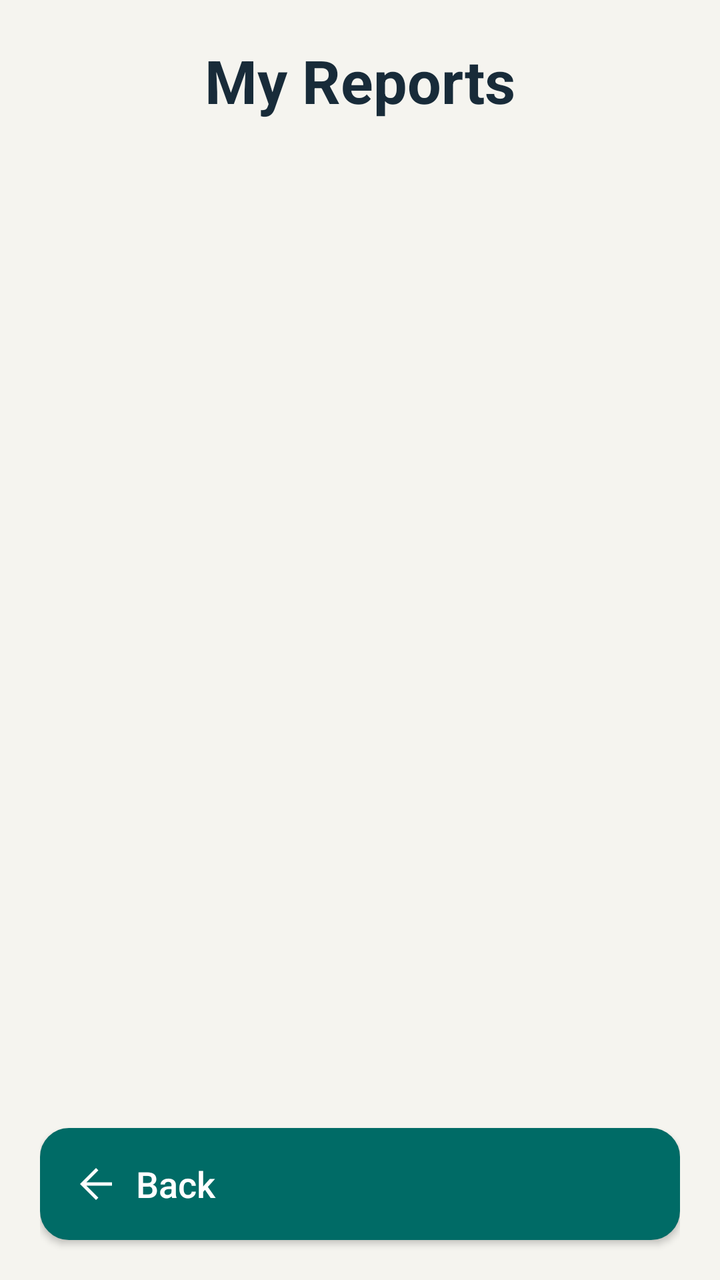
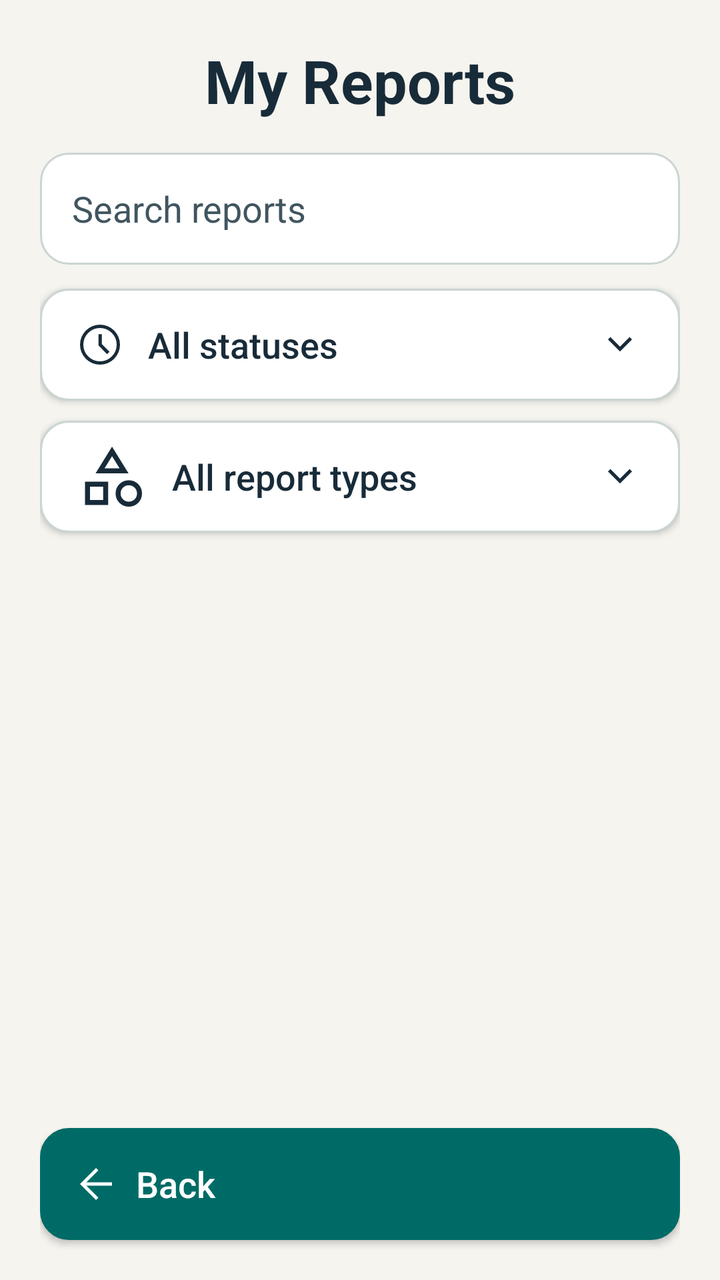

Screens rendered from an Android XML layout before and after an edit, with the pre-edit source and the edit as a unified diff.
<!-- AndroidManifest.xml: application theme Theme.JavaReportingSystem -->
<!-- res/layout/activity_my_reports.xml -->
<?xml version="1.0" encoding="utf-8"?>
<LinearLayout xmlns:android="http://schemas.android.com/apk/res/android"
    xmlns:app="http://schemas.android.com/apk/res-auto"
    android:id="@+id/main"
    android:layout_width="match_parent"
    android:layout_height="match_parent"
    android:background="@color/safety_background"
    android:orientation="vertical"
    android:paddingStart="20dp"
    android:paddingEnd="20dp">

    <TextView
        android:layout_width="match_parent"
        android:layout_height="wrap_content"
        android:layout_marginTop="20dp"
        android:gravity="center"
        android:text="@string/my_reports_title"
        android:textColor="@color/safety_text"
        android:textSize="30sp"
        android:textStyle="bold" />

    <ScrollView
        android:layout_width="match_parent"
        android:layout_height="0dp"
        android:layout_marginTop="20dp"
        android:layout_weight="1"
        android:fillViewport="true">

        <LinearLayout
            android:id="@+id/reportsContainer"
            android:layout_width="match_parent"
            android:layout_height="wrap_content"
            android:orientation="vertical"
            android:paddingBottom="16dp">

            <TextView
                android:id="@+id/tvNoReports"
                android:layout_width="match_parent"
                android:layout_height="wrap_content"
                android:layout_marginTop="32dp"
                android:gravity="center"
                android:text="@string/no_submitted_reports"
                android:textColor="@color/safety_text_secondary"
                android:textSize="18sp"
                android:visibility="gone" />
        </LinearLayout>
    </ScrollView>

    <Button
        android:id="@+id/btnBack"
        android:layout_width="match_parent"
        android:layout_height="56dp"
        android:layout_marginBottom="20dp"
        android:background="@drawable/back_button"
        android:drawableStart="@drawable/ic_ms_arrow_back"
        android:drawableTint="@color/safety_on_action"
        android:drawablePadding="8dp"
        android:gravity="center_vertical|start"
        android:paddingStart="16dp"
        android:paddingEnd="16dp"
        android:text="@string/back"
        android:textAllCaps="false"
        android:textColor="@color/safety_on_action"
        android:textSize="18sp"
        app:backgroundTint="@null" />
</LinearLayout>
<!-- resources referenced by this layout -->
<resources>
  <color name="safety_background">#F5F4EF</color>
  <color name="safety_on_action">#FFFFFF</color>
  <color name="safety_text">#182B39</color>
  <color name="safety_text_secondary">#405560</color>
  <string name="back">Back</string>
  <string name="my_reports_title">My Reports</string>
  <string name="no_submitted_reports">No submitted reports on this device yet.</string>
  <style name="Theme.JavaReportingSystem" parent="Base.Theme.JavaReportingSystem" />
  <color name="safety_action">#006B66</color>
  <color name="safety_surface">#FFFFFF</color>
  <!-- unchanged entries left out for length: 3 -->
</resources>

<!-- the commit's change to res/layout/activity_my_reports.xml (unified diff, before → after) -->
@@ -19,10 +19,63 @@
         android:textSize="30sp"
         android:textStyle="bold" />
 
+    <EditText
+        android:id="@+id/searchReports"
+        android:layout_width="match_parent"
+        android:layout_height="56dp"
+        android:layout_marginTop="16dp"
+        android:background="@drawable/outline_button"
+        android:hint="@string/my_reports_search_hint"
+        android:inputType="text"
+        android:paddingStart="16dp"
+        android:paddingEnd="16dp"
+        android:singleLine="true"
+        android:textColor="@color/safety_text"
+        android:textColorHint="@color/safety_text_secondary"
+        android:textSize="18sp" />
+
+    <Button
+        android:id="@+id/btnStatusFilter"
+        android:layout_width="match_parent"
+        android:layout_height="56dp"
+        android:layout_marginTop="12dp"
+        android:background="@drawable/outline_button"
+        android:drawableStart="@drawable/ic_ms_schedule"
+        android:drawableEnd="@drawable/ic_ms_expand_more"
+        android:drawablePadding="12dp"
+        android:drawableTint="@color/safety_text"
+        android:gravity="center_vertical|start"
+        android:paddingStart="18dp"
+        android:paddingEnd="18dp"
+        android:text="@string/my_reports_all_statuses"
+        android:textAllCaps="false"
+        android:textColor="@color/safety_text"
+        android:textSize="18sp"
+        app:backgroundTint="@null" />
+
+    <Button
+        android:id="@+id/btnTypeFilter"
+        android:layout_width="match_parent"
+        android:layout_height="56dp"
+        android:layout_marginTop="10dp"
+        android:background="@drawable/outline_button"
+        android:drawableStart="@drawable/ic_ms_category"
+        android:drawableEnd="@drawable/ic_ms_expand_more"
+        android:drawablePadding="12dp"
+        android:drawableTint="@color/safety_text"
+        android:gravity="center_vertical|start"
+        android:paddingStart="18dp"
+        android:paddingEnd="18dp"
+        android:text="@string/my_reports_all_types"
+        android:textAllCaps="false"
+        android:textColor="@color/safety_text"
+        android:textSize="18sp"
+        app:backgroundTint="@null" />
+
     <ScrollView
         android:layout_width="match_parent"
         android:layout_height="0dp"
-        android:layout_marginTop="20dp"
+        android:layout_marginTop="14dp"
         android:layout_weight="1"
         android:fillViewport="true">
 
<!-- resource entries referenced after the edit -->
@@ -4,12 +4,56 @@
   <color name="safety_on_action">#FFFFFF</color>
   <color name="safety_text">#182B39</color>
   <color name="safety_text_secondary">#405560</color>
+  <!-- drawable ic_ms_category (drawable) -->
+  <vector xmlns:android="http://schemas.android.com/apk/res/android"
+      android:width="36dp"
+      android:height="36dp"
+      android:viewportWidth="960"
+      android:viewportHeight="960"
+  >
+    <path
+        android:fillColor="@color/safety_text"
+        android:pathData="M260.67,436L480.67,80L700.67,436L260.67,436ZM704,880Q629.67,880 578.83,829.17Q528,778.33 528,704Q528,629.67 578.83,578.83Q629.67,528 704,528Q778.33,528 829.17,578.83Q880,629.67 880,704Q880,778.33 829.17,829.17Q778.33,880 704,880ZM120,856.67L120,547.33L429.33,547.33L429.33,856.67L120,856.67ZM704.06,813.33Q750,813.33 781.67,781.61Q813.33,749.89 813.33,703.94Q813.33,658 781.61,626.33Q749.89,594.67 703.94,594.67Q658,594.67 626.33,626.39Q594.67,658.11 594.67,704.06Q594.67,750 626.39,781.67Q658.11,813.33 704.06,813.33ZM186.67,790L362.67,790L362.67,614L186.67,614L186.67,790ZM380,369.33L581.33,369.33L480.67,206.67L380,369.33ZM480.67,369.33L480.67,369.33L480.67,369.33L480.67,369.33ZM362.67,614L362.67,614L362.67,614L362.67,614L362.67,614ZM704,704Q704,704 704,704Q704,704 704,704Q704,704 704,704Q704,704 704,704Q704,704 704,704Q704,704 704,704Q704,704 704,704Q704,704 704,704Z"/>
+  </vector>
+  <!-- drawable ic_ms_expand_more (drawable) -->
+  <vector xmlns:android="http://schemas.android.com/apk/res/android"
+      android:width="24dp"
+      android:height="24dp"
+      android:viewportWidth="960"
+      android:viewportHeight="960"
+  >
+    <path
+        android:fillColor="@color/safety_text"
+        android:pathData="M480,615L240,375L287.33,327.67L480,521L672.67,328.33L720,375.67L480,615Z"/>
+  </vector>
+  <!-- drawable ic_ms_schedule (drawable) -->
+  <vector xmlns:android="http://schemas.android.com/apk/res/android"
+      android:width="24dp"
+      android:height="24dp"
+      android:viewportWidth="960"
+      android:viewportHeight="960"
+  >
+    <path
+        android:fillColor="@color/safety_text"
+        android:pathData="M622,671.33L670.67,622.67L515.33,466.67L515.33,271.33L448.67,271.33L448.67,493.33L622,671.33ZM480,880Q397.67,880 324.67,848.5Q251.67,817 197.33,762.67Q143,708.33 111.5,635.33Q80,562.33 80,480Q80,397.67 111.5,324.67Q143,251.67 197.33,197.33Q251.67,143 324.67,111.5Q397.67,80 480,80Q562.33,80 635.33,111.5Q708.33,143 762.67,197.33Q817,251.67 848.5,324.67Q880,397.67 880,480Q880,562.33 848.5,635.33Q817,708.33 762.67,762.67Q708.33,817 635.33,848.5Q562.33,880 480,880ZM480,480Q480,480 480,480Q480,480 480,480Q480,480 480,480Q480,480 480,480Q480,480 480,480Q480,480 480,480Q480,480 480,480Q480,480 480,480ZM480,813.33Q617.67,813.33 715.5,715.5Q813.33,617.67 813.33,480Q813.33,342.33 715.5,244.5Q617.67,146.67 480,146.67Q342.33,146.67 244.5,244.5Q146.67,342.33 146.67,480Q146.67,617.67 244.5,715.5Q342.33,813.33 480,813.33Z"/>
+  </vector>
+  <!-- drawable outline_button (drawable) -->
+  <?xml version="1.0" encoding="utf-8"?>
+  <shape xmlns:android="http://schemas.android.com/apk/res/android" android:shape="rectangle">
+      <solid android:color="@color/safety_surface" />
+      <stroke android:width="1dp" android:color="@color/safety_border" />
+      <corners android:radius="14dp" />
+  </shape>
   <string name="back">Back</string>
+  <string name="my_reports_all_statuses">All statuses</string>
+  <string name="my_reports_all_types">All report types</string>
+  <string name="my_reports_search_hint">Search reports</string>
   <string name="my_reports_title">My Reports</string>
   <string name="no_submitted_reports">No submitted reports on this device yet.</string>
   <style name="Theme.JavaReportingSystem" parent="Base.Theme.JavaReportingSystem" />
   <color name="safety_action">#006B66</color>
   <color name="safety_surface">#FFFFFF</color>
+  <color name="safety_border">#CAD5D3</color>
   <!-- unchanged entries left out for length: 3 -->
 </resources>
 
